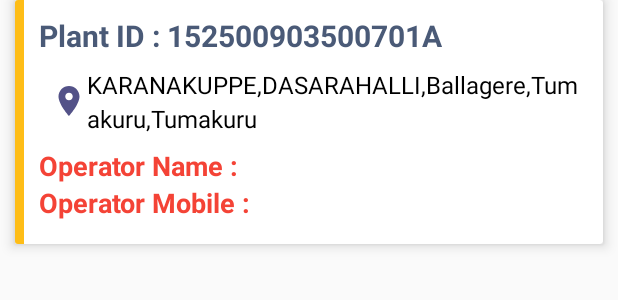
After one commit to CharanNK/ShuddhaNeeru, an Android app: the layout not_reported_cardview.xml on its own in the app's theme, with its tools: preview values and no code run, on a phone screen of 412 x 824 dp. The commit adds this screen. Shown: the top 300 px of the screen. Run offline under Robolectric (Android 15) with nearby library versions, the phone set to English and light mode, and no system bars; network calls fail; Roboto replaces fonts that are not available here.

Commit message:
Not working plants report

```diff
--- a/app/build.gradle
+++ b/app/build.gradle
@@ -26,6 +26,7 @@ dependencies {
     implementation 'com.android.volley:volley:1.1.1'
     implementation 'com.android.support:support-v4:28.0.0'
     implementation 'com.android.support:design:28.0.0'
+    implementation 'com.android.support:recyclerview-v7:28.0.0'
     implementation 'com.karumi:dexter:4.1.0'
     implementation 'com.google.code.gson:gson:2.8.5'
     implementation 'com.squareup.retrofit2:retrofit:2.3.0'
--- a/app/src/main/java/com/sanradiance/mobilewpp/SplashScreen.java
+++ b/app/src/main/java/com/sanradiance/mobilewpp/SplashScreen.java
@@ -16,7 +16,7 @@ public class SplashScreen extends AppCompatActivity {
         new Handler().postDelayed(new Runnable() {
             @Override
             public void run() {
-                Intent mainActivityIntent = new Intent(SplashScreen.this,MainActivity.class);
+                Intent mainActivityIntent = new Intent(SplashScreen.this,LoginActivity.class);
                 startActivity(mainActivityIntent);
                 overridePendingTransition(R.anim.fade_in, R.anim.fade_out);
                 //close this Activity
--- /dev/null
+++ b/app/src/main/res/layout/not_reported_cardview.xml
@@ -0,0 +1,83 @@
+<?xml version="1.0" encoding="utf-8"?>
+<FrameLayout xmlns:android="http://schemas.android.com/apk/res/android"
+    android:layout_width="match_parent"
+    android:layout_height="wrap_content">
+
+    <android.support.v7.widget.CardView xmlns:android="http://schemas.android.com/apk/res/android"
+        xmlns:card_view="http://schemas.android.com/apk/res-auto"
+        android:id="@+id/notReportedCard"
+        android:layout_width="match_parent"
+        android:layout_height="wrap_content"
+        android:layout_marginBottom="15dp"
+        android:layout_marginLeft="10dp"
+        android:layout_marginRight="10dp"
+        card_view:cardElevation="5dp">
+
+        <LinearLayout
+            android:layout_width="match_parent"
+            android:layout_height="match_parent"
+            android:orientation="horizontal">
+
+            <LinearLayout
+                android:layout_width="6dp"
+                android:layout_height="match_parent"
+                android:background="#FEBD17"></LinearLayout>
+
+            <LinearLayout
+                android:layout_width="match_parent"
+                android:layout_height="match_parent"
+                android:layout_marginBottom="15dp"
+                android:layout_marginLeft="10dp"
+                android:layout_marginRight="10dp"
+                android:layout_marginTop="10dp"
+                android:orientation="vertical">
+
+                <TextView
+                    android:id="@+id/plantIDTextView"
+                    android:layout_width="wrap_content"
+                    android:layout_height="wrap_content"
+                    android:text="Plant ID : 152500903500701A"
+                    android:textColor="#4A5A77"
+                    android:textSize="20sp"
+                    android:textStyle="bold" />
+
+                <TextView
+                    android:id="@+id/plantAddressTextView"
+                    android:layout_width="wrap_content"
+                    android:layout_height="wrap_content"
+                    android:layout_marginBottom="8dp"
+                    android:layout_marginLeft="8dp"
+                    android:layout_marginTop="8dp"
+                    android:drawableLeft="@drawable/ic_location"
+                    android:lineSpacingMultiplier="1.2"
+                    android:text="KARANAKUPPE,DASARAHALLI,Ballagere,Tumakuru,Tumakuru"
+                    android:textColor="#000"
+                    android:textSize="16sp" />
+
+                <LinearLayout
+                    android:layout_width="match_parent"
+                    android:layout_height="match_parent"
+                    android:orientation="vertical">
+
+                    <TextView
+                        android:id="@+id/operatorNameTv"
+                        android:layout_width="wrap_content"
+                        android:layout_height="wrap_content"
+                        android:text="Operator Name : "
+                        android:textColor="#f44336"
+                        android:textSize="18sp"
+                        android:textStyle="bold" />
+
+                    <TextView
+                        android:id="@+id/operatorMobileTv"
+                        android:layout_width="wrap_content"
+                        android:layout_height="wrap_content"
+                        android:text="Operator Mobile : "
+                        android:textColor="#f44336"
+                        android:textSize="18sp"
+                        android:textStyle="bold" />
+                </LinearLayout>
+            </LinearLayout>
+        </LinearLayout>
+    </android.support.v7.widget.CardView>
+</FrameLayout>
```
Also changed, not shown: app/src/main/java/com/sanradiance/mobilewpp/CommissionerDashboard.java (+54 -9 lines), app/src/main/java/com/sanradiance/mobilewpp/NotWorkingPlantsAdapter.java (added, +80 -0 lines), app/src/main/java/com/sanradiance/mobilewpp/OperatorDataEntry.java (+32 -2 lines), app/src/main/java/com/sanradiance/mobilewpp/PlantDataModel.java (+32 -1 lines), app/src/main/java/com/sanradiance/mobilewpp/PlantNotReportedFragment.java (added, +79 -0 lines), app/src/main/res/layout/activity_commissioner_dashboard.xml (+46 -43 lines).
